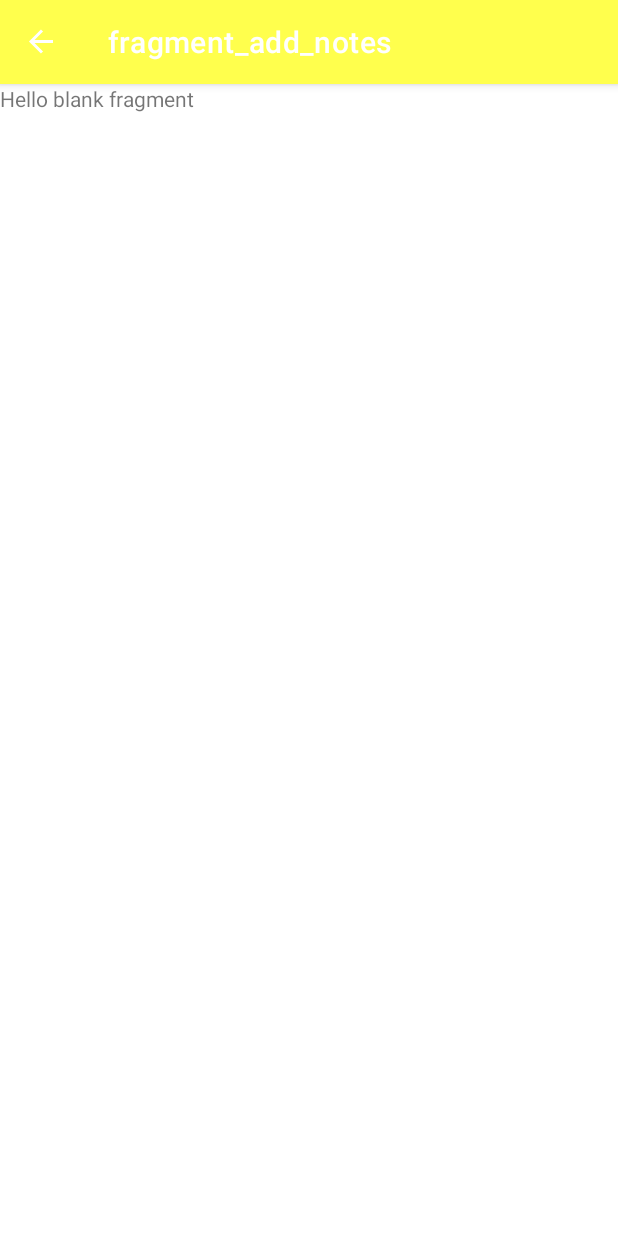
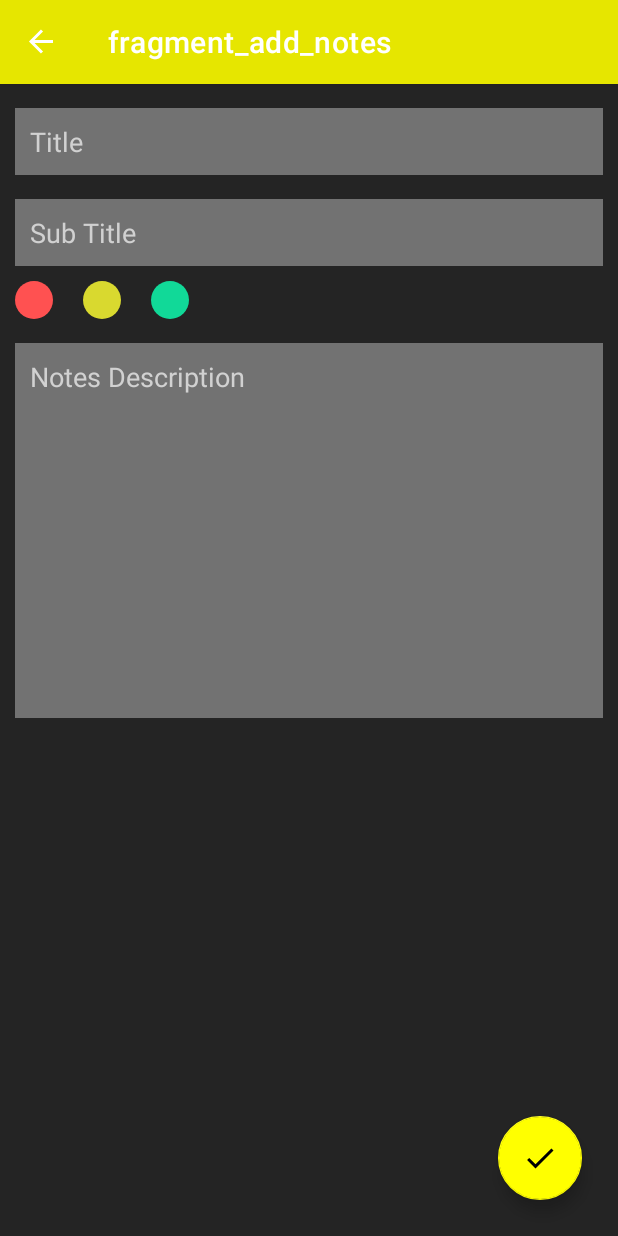
Before and after one commit to GauthamRVanjre/Note-Taking-App, an Android app: the AddNotesFragment screen opened through its navigation route, on a phone screen of 412 x 824 dp. Run offline under Robolectric (Android 15) with nearby library versions, the phone set to English and light mode, and no system bars; our stand-ins replace navigation-ui.

Commit message:
completed the UI part of the app

```diff
--- /dev/null
+++ b/app/src/main/res/drawable/green_dot.xml
@@ -0,0 +1,7 @@
+<?xml version="1.0" encoding="utf-8"?>
+<shape xmlns:android="http://schemas.android.com/apk/res/android"
+    android:shape="oval" >
+
+    <solid android:color="@color/green_color"/>
+
+</shape>
--- /dev/null
+++ b/app/src/main/res/drawable/ic_done_btn.xml
@@ -0,0 +1,10 @@
+<vector xmlns:android="http://schemas.android.com/apk/res/android"
+    android:width="24dp"
+    android:height="24dp"
+    android:viewportWidth="24"
+    android:viewportHeight="24"
+    android:tint="?attr/colorControlNormal">
+  <path
+      android:fillColor="@android:color/white"
+      android:pathData="M9,16.2L4.8,12l-1.4,1.4L9,19 21,7l-1.4,-1.4L9,16.2z"/>
+</vector>
--- /dev/null
+++ b/app/src/main/res/drawable/red_dot.xml
@@ -0,0 +1,7 @@
+<?xml version="1.0" encoding="utf-8"?>
+<shape xmlns:android="http://schemas.android.com/apk/res/android"
+    android:shape="oval" >
+
+    <solid android:color="@color/red_color"/>
+
+</shape>
--- /dev/null
+++ b/app/src/main/res/drawable/yellow_dot.xml
@@ -0,0 +1,7 @@
+<?xml version="1.0" encoding="utf-8"?>
+<shape xmlns:android="http://schemas.android.com/apk/res/android"
+    android:shape="oval" >
+
+    <solid android:color="@color/yellow_color"/>
+
+</shape>
--- a/app/src/main/res/layout/fragment_add_notes.xml
+++ b/app/src/main/res/layout/fragment_add_notes.xml
@@ -1,14 +1,94 @@
 <?xml version="1.0" encoding="utf-8"?>
 <FrameLayout xmlns:android="http://schemas.android.com/apk/res/android"
+    xmlns:app="http://schemas.android.com/apk/res-auto"
     xmlns:tools="http://schemas.android.com/tools"
     android:layout_width="match_parent"
     android:layout_height="match_parent"
+    android:background="@color/background_color"
     tools:context=".ui.Fragments.AddNotesFragment">
 
-    <!-- TODO: Update blank fragment layout -->
-    <TextView
+    <LinearLayout
         android:layout_width="match_parent"
         android:layout_height="match_parent"
-        android:text="@string/hello_blank_fragment" />
+        android:paddingStart = "10dp"
+        android:paddingEnd = "10dp"
+
+        android:orientation="vertical" >
+
+        <EditText
+            android:id="@+id/editTitle"
+            android:layout_width="match_parent"
+            android:layout_height="wrap_content"
+            android:hint="Title"
+            android:background="#727272"
+            android:padding = "10dp"
+            android:layout_marginTop = "16dp"
+            android:textColorHint = "#D1D1D1"
+            />
+
+        <EditText
+            android:id="@+id/editSubTitle"
+            android:layout_width="match_parent"
+            android:layout_height="wrap_content"
+            android:hint="Sub Title"
+            android:background="#727272"
+            android:padding = "10dp"
+            android:layout_marginTop = "16dp"
+            android:textColorHint = "#D1D1D1"
+            />
+
+        <LinearLayout
+            android:layout_width="match_parent"
+            android:layout_height="wrap_content"
+            android:layout_marginTop="10dp"
+            android:orientation="horizontal"
+            >
+
+            <ImageView
+                android:id="@+id/pred"
+                android:layout_width="25dp"
+                android:layout_height="25dp"
+                android:background="@drawable/red_dot"
+                />
+            <ImageView
+                android:id="@+id/pyellow"
+                android:layout_width="25dp"
+                android:layout_height="25dp"
+                android:layout_marginStart="20dp"
+                android:background="@drawable/yellow_dot"
+                />
+            <ImageView
+                android:id="@+id/pgreen"
+                android:layout_width="25dp"
+                android:layout_height="25dp"
+                android:layout_marginStart="20dp"
+                android:background="@drawable/green_dot"
+                />
+
+        </LinearLayout>
+
+        <EditText
+            android:id="@+id/editNotes"
+            android:layout_width="match_parent"
+            android:layout_height="250dp"
+            android:hint="Notes Description"
+            android:background="#727272"
+            android:padding = "10dp"
+            android:gravity = "start"
+            android:layout_marginTop = "16dp"
+            android:textColorHint = "#D1D1D1"
+            />
+
+    </LinearLayout>
+
+    <com.google.android.material.floatingactionbutton.FloatingActionButton
+        android:id="@+id/btnSaveNotes"
+        android:layout_width="wrap_content"
+        android:layout_height="wrap_content"
+        android:layout_margin="24dp"
+        android:src="@drawable/ic_done_btn"
+        app:backgroundTint="@color/text_color"
+        android:layout_gravity="bottom|right"
+        />
 
 </FrameLayout>
--- a/app/src/main/res/layout/fragment_home.xml
+++ b/app/src/main/res/layout/fragment_home.xml
@@ -24,7 +24,7 @@
             android:id="@+id/btn_add_note"
             android:layout_width="wrap_content"
             android:layout_height="wrap_content"
-            android:layout_margin="16dp"
+            android:layout_margin="24dp"
             android:src="@drawable/ic_add_btn"
             app:backgroundTint="@color/text_color"
             app:layout_constraintBottom_toBottomOf="parent"
--- a/app/src/main/res/values/colors.xml
+++ b/app/src/main/res/values/colors.xml
@@ -8,5 +8,9 @@
     <color name="black">#FF000000</color>
     <color name="white">#FFFFFFFF</color>
     <color name="background_color">#242424</color>
-    <color name="text_color">#ffff4d</color>
+    <color name="text_color">#ffff00</color>
+    <color name="darker_text_color">#e6e600</color>
+    <color name="green_color">#11D998</color>
+    <color name="red_color">#FF5151</color>
+    <color name="yellow_color">#D9D92F</color>
 </resources>
--- a/app/src/main/res/values/themes.xml
+++ b/app/src/main/res/values/themes.xml
@@ -2,7 +2,7 @@
     <!-- Base application theme. -->
     <style name="Theme.NoteTakingApp" parent="Theme.MaterialComponents.DayNight.DarkActionBar">
         <!-- Primary brand color. -->
-        <item name="colorPrimary">@color/text_color</item>
+        <item name="colorPrimary">@color/darker_text_color</item>
         <item name="colorPrimaryVariant">@color/text_color</item>
         <item name="colorOnPrimary">@color/black</item>
         <!-- Secondary brand color. -->
```
Also changed, not shown: app/src/main/res/drawable/edit_txt_shape.xml (added, +10 -0 lines), app/src/main/res/drawable/no_btn.xml (added, +7 -0 lines), app/src/main/res/drawable/yes_btn.xml (added, +7 -0 lines), app/src/main/res/layout/dialog_delete.xml (added, +48 -0 lines), app/src/main/res/layout/fragment_edit_notes.xml (+83 -3 lines), app/src/main/res/layout/list_notes.xml (added, +67 -0 lines).
